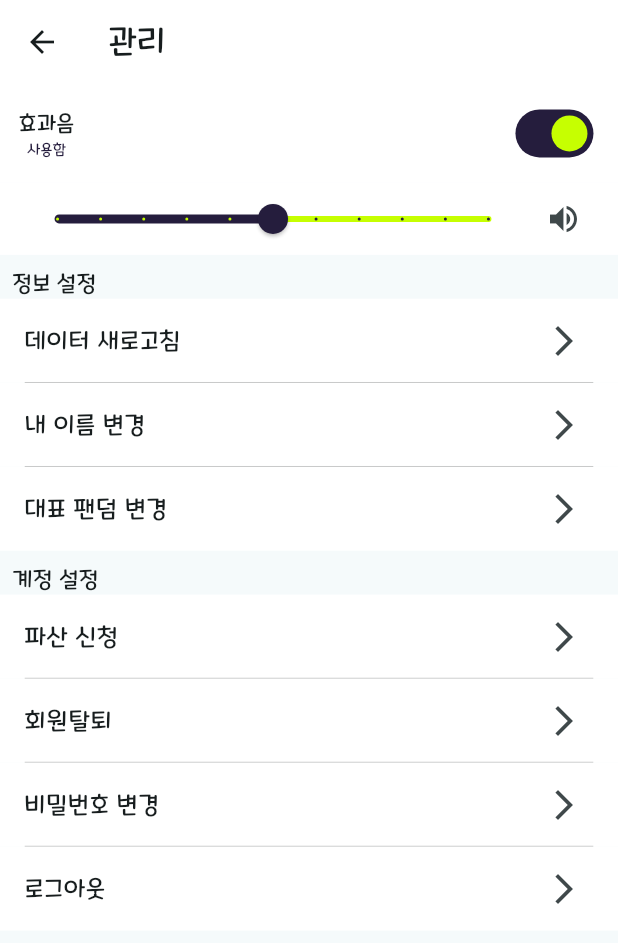
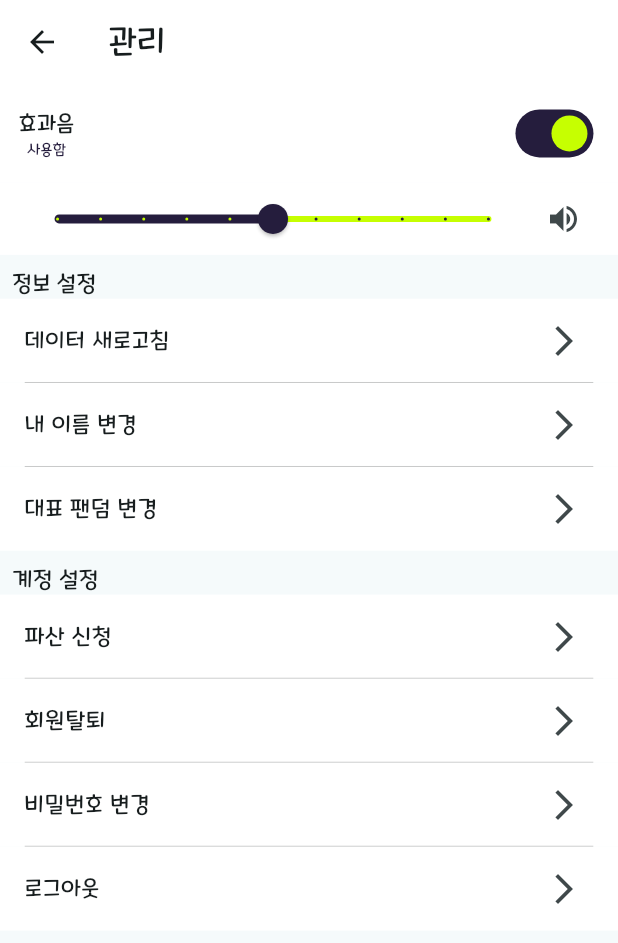
Before and after one commit to SseongWoo/SedolStock, a Flutter app: the SettingAppScreen screen opened directly, on a phone screen of 412 x 824 dp. Shown: the top 943 px of the screen. Run offline on Flutter 3.47's test engine with Material 3 defaults, Android fonts, the phone set to English and light mode, and no system bars; our stand-ins replace auto_size_text, badges, fl_chart, flutter_dotenv, flutter_easyloading, flutter_secure_storage and 7 more; missing offline and left inert: desktop_window, horizontal_data_table, korean_profanity_filter, profanity_filter, store_redirect; accounts and stored records are empty; network calls fail.

Commit message:
Desktop update

```diff
--- a/lib/view/main/information/information_screen.dart
+++ b/lib/view/main/information/information_screen.dart
@@ -33,7 +33,7 @@ class InformationScreen extends StatelessWidget {
                     ),
                   ),
                   Container(
-                    height: screenSize.getHeightPerSize(12),
+                    height: screenSize.getHeightPerSize(14),
                     width: screenSize.getWidthSize(),
                     color: Colors.white,
                     child: Padding(
--- a/lib/view/main/information/setting_app_screen.dart
+++ b/lib/view/main/information/setting_app_screen.dart
@@ -28,47 +28,26 @@ class SettingAppScreen extends StatelessWidget {
             height: screenSize.getHeightPerSize(1),
           ),
           _settingTitle(screenSize, '정보 설정'),
-          informationButton(
-            '데이터 새로고침',
-            _viewModel.tryGetData,
-          ),
+          informationButton('데이터 새로고침', _viewModel.tryGetData, screenSize),
           settingDivider(screenSize),
-          informationButton(
-            '내 이름 변경',
-            _viewModel.nameChangeDialog,
-          ),
+          informationButton('내 이름 변경', _viewModel.nameChangeDialog, screenSize),
           settingDivider(
             screenSize,
           ),
-          informationButton(
-            '대표 팬덤 변경',
-            _viewModel.changeFandomDialog,
-          ),
+          informationButton('대표 팬덤 변경', _viewModel.changeFandomDialog, screenSize),
           SizedBox(
             height: screenSize.getHeightPerSize(1),
           ),
           _settingTitle(screenSize, '계정 설정'),
-          informationButton(
-            '파산 신청',
-            _viewModel.restartDialog,
-          ),
+          informationButton('파산 신청', _viewModel.restartDialog, screenSize),
           settingDivider(screenSize),
-          informationButton(
-            '회원탈퇴',
-            _viewModel.goDeleteAccount,
-          ),
+          informationButton('회원탈퇴', _viewModel.goDeleteAccount, screenSize),
           settingDivider(screenSize),
-          informationButton(
-            '비밀번호 변경',
-            _viewModel.sendPasswordResetEmail,
-          ),
+          informationButton('비밀번호 변경', _viewModel.sendPasswordResetEmail, screenSize),
           settingDivider(
             screenSize,
           ),
-          informationButton(
-            '로그아웃',
-            _viewModel.logoutDialog,
-          ),
+          informationButton('로그아웃', _viewModel.logoutDialog, screenSize),
           SizedBox(
             height: screenSize.getHeightPerSize(1),
           ),
--- a/lib/view/main/property/property_screen.dart
+++ b/lib/view/main/property/property_screen.dart
@@ -1,5 +1,6 @@
 import 'package:flutter/material.dart';
 import 'package:get/get.dart';
+import 'package:stockpj/utils/screen_size.dart';
 import '../../../constants/color_constants.dart';
 import '../../../viewmodel/main/property/property_view_model.dart';
 
@@ -47,8 +48,9 @@ class PropertyScreen extends StatelessWidget {
   Widget _tapTextWidget(String text) {
     return Text(
       text,
-      style: const TextStyle(
+      style: TextStyle(
         fontWeight: FontWeight.bold,
+        fontSize: _viewModel.screenController.screenSize.value.getHeightPerSize(1.8),
       ),
     );
   }
--- a/lib/view/main/trade/trade_screen.dart
+++ b/lib/view/main/trade/trade_screen.dart
@@ -62,15 +62,16 @@ class TradeScreen extends StatelessWidget {
                         selectedColor: colorSUB,
                         backgroundColor: Colors.white,
                         labelStyle: TextStyle(
+                          fontSize: screenSize.getHeightPerSize(1.6),
                           color: _viewModel.selectItemType.value == filter
                               ? Colors.white
                               : Colors.black,
                         ),
                         shape: RoundedRectangleBorder(
                           borderRadius: BorderRadius.circular(10), // 모서리를 각지게 설정
-                          side: const BorderSide(
+                          side: BorderSide(
                             color: colorSUB,
-                            width: 1.5,
+                            width: screenSize.getWidthPerSize(0.3),
                           ),
                         ),
                       );
--- a/lib/view/main/trade/trade_widget.dart
+++ b/lib/view/main/trade/trade_widget.dart
@@ -18,7 +18,7 @@ class TradeItemTitleWidget extends StatelessWidget {
   @override
   Widget build(BuildContext context) {
     return Container(
-      height: screenSize.getHeightPerSize(5),
+      height: screenSize.getHeightPerSize(GetPlatform.isDesktop ? 6 : 5),
       width: screenSize.getWidthSize(),
       decoration: const BoxDecoration(
         border: Border(
--- a/lib/view/sign/signin/signin_screen.dart
+++ b/lib/view/sign/signin/signin_screen.dart
@@ -55,6 +55,7 @@ class SigninScreen extends StatelessWidget {
                       '아이디',
                       TextInputType.emailAddress,
                       false,
+                      screenSize,
                     ),
                     SizedBox(
                       height: screenSize.getHeightPerSize(2),
@@ -64,6 +65,7 @@ class SigninScreen extends StatelessWidget {
                       '비밀번호',
                       TextInputType.text,
                       true,
+                      screenSize,
                     ),
                     SizedBox(
                       height: screenSize.getHeightPerSize(4),
@@ -146,13 +148,13 @@ class SigninScreen extends StatelessWidget {
   }
 
   Widget _signinTextField(TextEditingController controller, String labelText,
-      TextInputType keyboardType, bool obscureText) {
+      TextInputType keyboardType, bool obscureText, ScreenSize screenSize) {
     return TextField(
       controller: controller,
       maxLines: 1,
       decoration: InputDecoration(
         labelText: labelText,
-        labelStyle: const TextStyle(color: Colors.white),
+        labelStyle: TextStyle(color: Colors.white, fontSize: screenSize.getHeightPerSize(2)),
         enabledBorder: const UnderlineInputBorder(
           borderSide: BorderSide(color: Colors.white),
         ),
--- a/lib/viewmodel/main/main_view_model.dart
+++ b/lib/viewmodel/main/main_view_model.dart
@@ -6,10 +6,14 @@ import 'package:stockpj/view/main/ranking/ranking_screen.dart';
 import 'package:stockpj/view/main/trade/trade_screen.dart';
 
 import '../../constants/route_constants.dart';
+import '../../data/my_data.dart';
+import '../../utils/screen_size.dart';
 import '../../view/main/information/information_screen.dart';
 
 // 메인화면 뷰모델
 class MainViewModel extends GetxController {
+  final ScreenController screenController = Get.find<ScreenController>();
+  final MyDataController myDataController = Get.find<MyDataController>();
   // 현재 선택된 탭 인덱스
   RxInt selectedIndex = 0.obs;
 
--- a/lib/viewmodel/main/property/property_view_model.dart
+++ b/lib/viewmodel/main/property/property_view_model.dart
@@ -1,10 +1,12 @@
 import 'package:get/get.dart';
 import 'package:stockpj/view/main/property/property_history_screen.dart';
 import 'package:flutter/material.dart';
+import '../../../utils/screen_size.dart';
 import '../../../view/main/property/property_stocklist_screen.dart';
 
 // 지갑 뷰 모델
 class PropertyViewModel extends GetxController {
+  final ScreenController screenController = Get.find<ScreenController>();
   final List<Widget> pages = [
     PropertyStocklistScreen(),
     PropertyHistoryScreen(),
--- a/lib/viewmodel/splash_view_model.dart
+++ b/lib/viewmodel/splash_view_model.dart
@@ -148,7 +148,7 @@ class WindowsViewModel extends GetxController {
     await DesktopWindow.setFullScreen(false);
 
     double targetHeight = _screenController.windowsSize.height * 0.8;
-    double targetWidth = targetHeight * (9 / 19.5);
+    double targetWidth = targetHeight * (10 / 19);
 
     await DesktopWindow.setWindowSize(Size(targetWidth, targetHeight));
     await DesktopWindow.setMaxWindowSize(Size(targetWidth, targetHeight));
--- a/lib/widget/button.dart
+++ b/lib/widget/button.dart
@@ -17,11 +17,14 @@ class SimpleBackButtonWidget extends StatelessWidget {
   }
 }
 
-Widget informationButton(String title, Function function) {
+Widget informationButton(String title, Function function, ScreenSize screenSize) {
   return Container(
     color: Colors.white,
     child: ListTile(
-      title: Text(title),
+      title: Text(
+        title,
+        style: TextStyle(fontSize: screenSize.getHeightPerSize(1.8)),
+      ),
       trailing: const Icon(Icons.arrow_forward_ios),
       onTap: () {
         function();
```
Also changed, not shown: lib/view/main/home/home_widget.dart (+13 -2 lines), lib/view/main/information/information_widget.dart (+4 -4 lines), lib/view/main/main_screen.dart (+44 -14 lines), lib/view/main/property/property_history_widget.dart (+7 -1 lines), lib/view/main/trade/trade_dealing_screen.dart (+8 -2 lines), lib/view/sign/signup/signup_checkemail_screen.dart (+6 -1 lines), lib/view/sign/signup/signup_screen.dart (+5 -2 lines).
